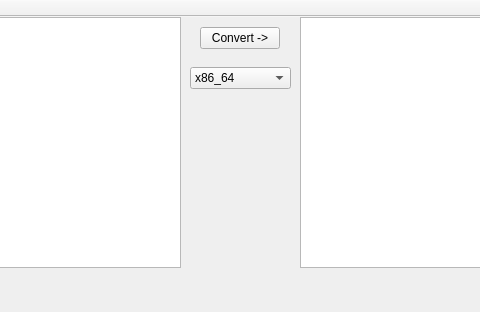
Above: mainwindow.ui from At0m0s/nemezisv3 before the change; both pictures show x 110 to 590 and y 0 to 312 of the 706 by 312 pixel window. Below: the same form after it.
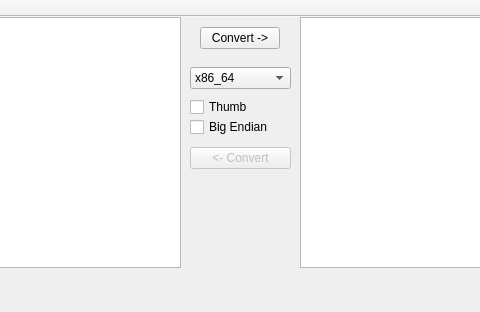
That is the form after the change.

Commit message: Added thumb and big endian support, and mips for my boy circleous ;)

Patch:
```diff
--- a/mainwindow.ui
+++ b/mainwindow.ui
@@ -71,6 +71,53 @@
       <string>aarch64</string>
      </property>
     </item>
+    <item>
+     <property name="text">
+      <string>mips64</string>
+     </property>
+    </item>
+   </widget>
+   <widget class="QCheckBox" name="thumbBox">
+    <property name="geometry">
+     <rect>
+      <x>300</x>
+      <y>80</y>
+      <width>101</width>
+      <height>20</height>
+     </rect>
+    </property>
+    <property name="text">
+     <string>Thumb</string>
+    </property>
+   </widget>
+   <widget class="QCheckBox" name="bigEndianBox">
+    <property name="geometry">
+     <rect>
+      <x>300</x>
+      <y>100</y>
+      <width>101</width>
+      <height>20</height>
+     </rect>
+    </property>
+    <property name="text">
+     <string>Big Endian</string>
+    </property>
+   </widget>
+   <widget class="QPushButton" name="convertBackBtn">
+    <property name="enabled">
+     <bool>false</bool>
+    </property>
+    <property name="geometry">
+     <rect>
+      <x>300</x>
+      <y>130</y>
+      <width>101</width>
+      <height>22</height>
+     </rect>
+    </property>
+    <property name="text">
+     <string>&lt;- Convert</string>
+    </property>
    </widget>
   </widget>
   <widget class="QMenuBar" name="menuBar">
```
Left out of the diff: 2 changed lines with no effect on the pictures. The commit also changes 3 other files.
